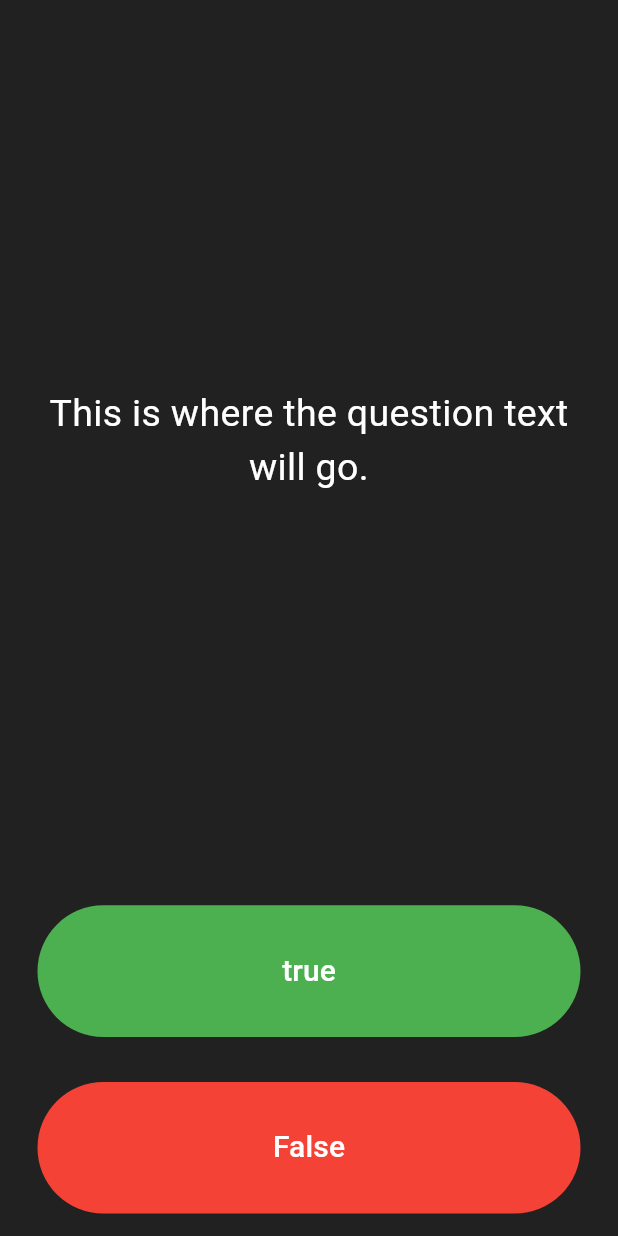
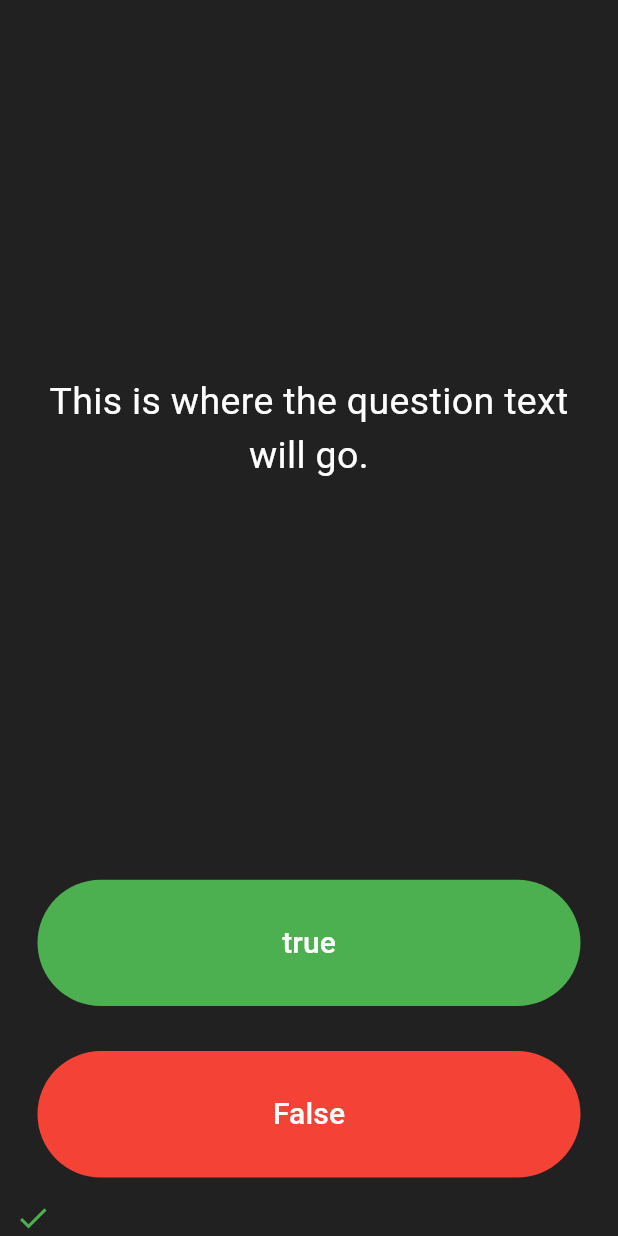
Before and after one commit to tim12367/udemy_quizzler_flutter, a Flutter app: the screen it shows after launch, after a tap on "true", on a phone screen of 412 x 824 dp. Run offline on Flutter 3.47's test engine with Material 3 defaults, Android fonts, the light colour scheme and no system bars.

Commit message:
1. fix warring 2. 按鈕按下 -> 新增下方圖示

```diff
--- a/lib/main.dart
+++ b/lib/main.dart
@@ -3,6 +3,8 @@
 void main() => runApp(Quizzler());
 
 class Quizzler extends StatelessWidget {
+  const Quizzler({super.key});
+
   @override
   Widget build(BuildContext context) {
     return MaterialApp(
@@ -20,11 +22,15 @@
 }
 
 class QuizPage extends StatefulWidget {
+  const QuizPage({super.key});
+
   @override
-  _QuizPageState createState() => _QuizPageState();
+  State<QuizPage> createState() => _QuizPageState();
 }
 
 class _QuizPageState extends State<QuizPage> {
+  List<Icon> scoreKeeper = []; // 下方紀錄
+
   @override
   Widget build(BuildContext context) {
     return Column(
@@ -46,7 +52,7 @@
               ),
             ),
           ),
-        ),
+        ), // 問題
         Expanded(
           child: Padding(
             padding: EdgeInsets.all(15.0),
@@ -63,10 +69,16 @@
               ),
               onPressed: () {
                 //The user picked true.
+                setState(() {
+                  scoreKeeper.add(Icon(
+                    Icons.check,
+                    color: Colors.green,
+                  ));
+                });
               },
             ),
           ),
-        ),
+        ), // 按鈕是
         Expanded(
           child: Padding(
             padding: EdgeInsets.all(15.0),
@@ -83,11 +95,19 @@
               ),
               onPressed: () {
                 //The user picked true.
+                setState(() {
+                  scoreKeeper.add(Icon(
+                    Icons.close,
+                    color: Colors.red,
+                  ));
+                });
               },
             ),
           ),
-        ),
-        //TODO: Add a Row here as your score keeper
+        ), // 按鈕否
+        Row(
+          children: scoreKeeper, // 下方紀錄
+        )
       ],
     );
   }
```
